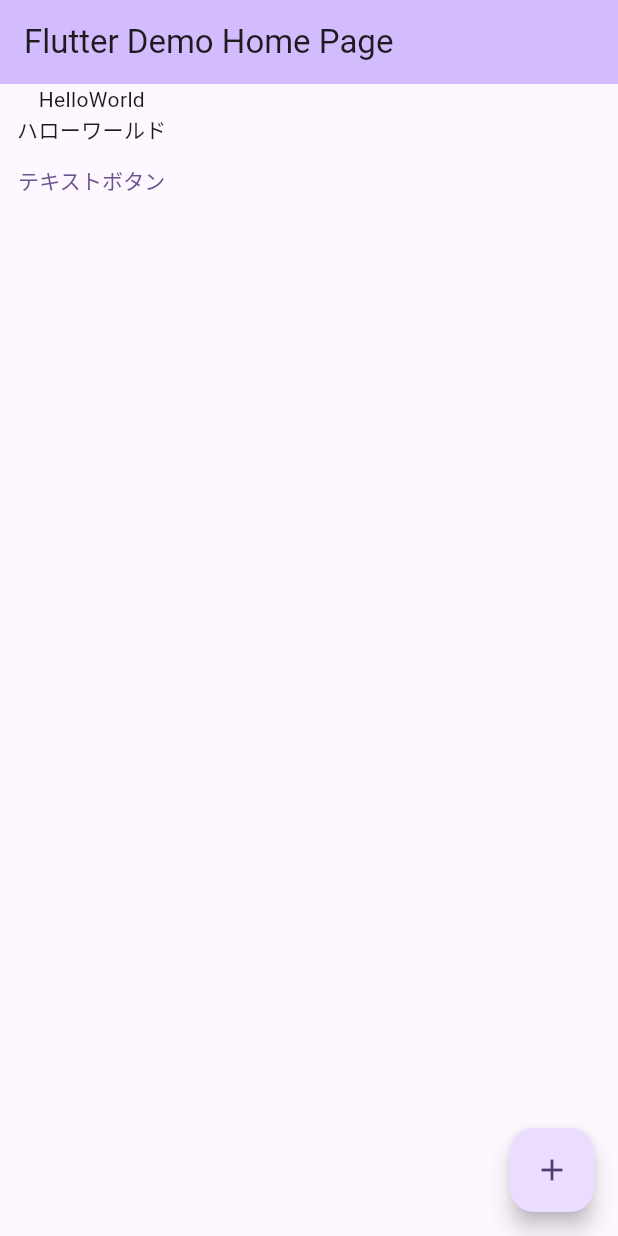
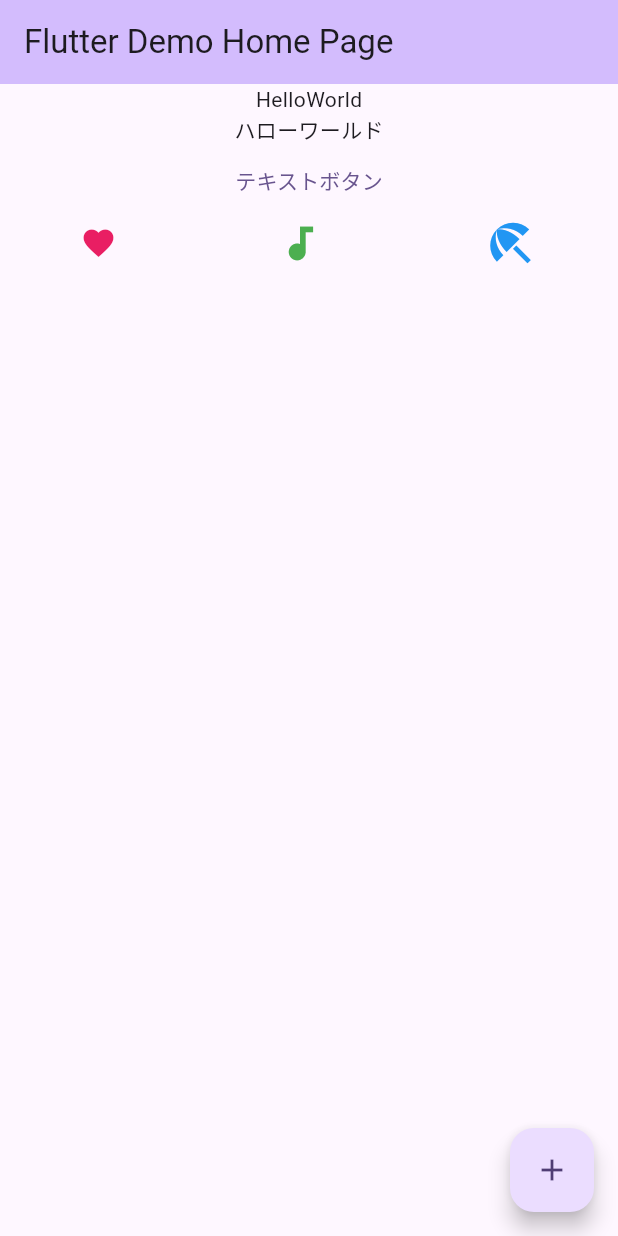
Before and after one commit to koyasaeki/hello_flutter, a Flutter app: the screen it shows after launch, on a phone screen of 412 x 824 dp. Run offline on Flutter 3.47's test engine with Material 3 defaults, Android fonts, the phone set to English and light mode, and no system bars.

Commit message:
update: アイコンを表示する

```diff
--- a/lib/main.dart
+++ b/lib/main.dart
@@ -56,6 +56,26 @@ class _MyHomePageState extends State<MyHomePage> {
               print("ボタンが押されたよ。");
             },
             child: const Text('テキストボタン'),
+          ),
+          const Row(
+            mainAxisAlignment: MainAxisAlignment.spaceAround,
+            children: [
+              Icon(
+                Icons.favorite,
+                color: Colors.pink,
+                size: 24.0,
+              ),
+              Icon(
+                Icons.audiotrack,
+                color: Colors.green,
+                size: 30.0,
+              ),
+              Icon(
+                Icons.beach_access,
+                color: Colors.blue,
+                size: 36.0,
+              ),
+            ],
           )
         ],
       ),
```
